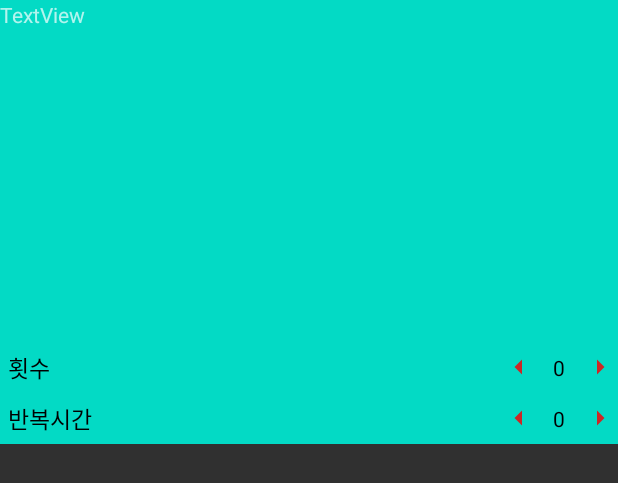
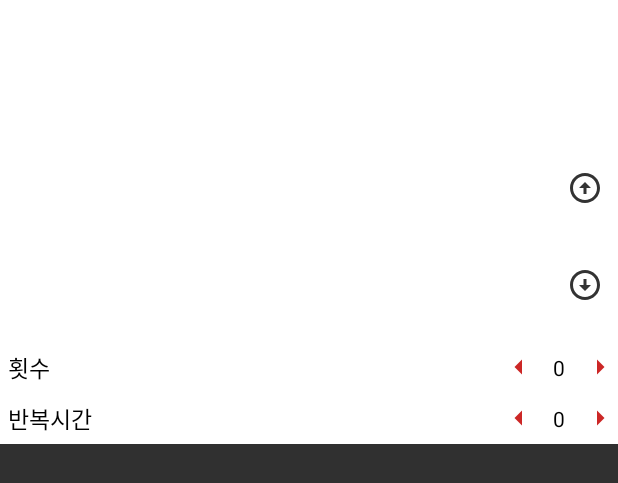
Before and after one commit to kamuel84/health_exercise, an Android app: the layout holder_select_exerciselist.xml on its own in the app's theme, with its tools: preview values and no code run, on a phone screen of 412 x 824 dp. Shown: the top 483 px of the screen. Run offline under Robolectric (Android 15) with nearby library versions, the phone set to English and light mode, and no system bars.

Commit message:
운동 상세 설정 화면 순서 변경 기능 추가

```diff
--- a/app/src/main/java/com/exercise/health_exercise/SplashActivity.kt
+++ b/app/src/main/java/com/exercise/health_exercise/SplashActivity.kt
@@ -66,6 +66,10 @@ class SplashActivity : AppCompatActivity() {
             var exerciseList:ArrayList<ExercisesData> = ArrayList<ExercisesData>()
             exerciseList.add(ExercisesData(0L, "운동 1", 3, 30000, "운동설명!!!!", "i_11", false))
             exerciseList.add(ExercisesData(0L, "운동 2", 5, 60000, "운동설명22222!!!!", "i_12", false))
+            exerciseList.add(ExercisesData(0L, "운동 3", 4, 20000, "운동설명333333!!!!", "i_13", false))
+            exerciseList.add(ExercisesData(0L, "운동 4", 2, 25000, "운동설명444444!!!!", "i_14", false))
+            exerciseList.add(ExercisesData(0L, "운동 5", 6, 40000, "운동설명55555!!!!", "i_15", false))
+            exerciseList.add(ExercisesData(0L, "운동 6", 10, 35000, "운동설명66666!!!!", "i_16", false))
 
             exerciseList.forEachIndexed { index, exercisesData ->
                 AppDataBase.getInstance(this).exercisesDao().insert(exercisesData)
--- /dev/null
+++ b/app/src/main/java/com/exercise/health_exercise/ui/custom_title/CustomTitleViewModel.kt
@@ -0,0 +1,4 @@
+package com.exercise.health_exercise.ui.custom_title
+
+class CustomTitleViewModel {
+}
--- /dev/null
+++ b/app/src/main/res/drawable/ic_arrow_circle_down.xml
@@ -0,0 +1,5 @@
+<vector android:height="24dp" android:tint="#333333"
+    android:viewportHeight="24" android:viewportWidth="24"
+    android:width="24dp" xmlns:android="http://schemas.android.com/apk/res/android">
+    <path android:fillColor="@android:color/white" android:pathData="M12,4c4.41,0 8,3.59 8,8s-3.59,8 -8,8s-8,-3.59 -8,-8S7.59,4 12,4M12,2C6.48,2 2,6.48 2,12c0,5.52 4.48,10 10,10c5.52,0 10,-4.48 10,-10C22,6.48 17.52,2 12,2L12,2zM13,12l0,-4h-2l0,4H8l4,4l4,-4H13z"/>
+</vector>
--- /dev/null
+++ b/app/src/main/res/drawable/ic_arrow_circle_up.xml
@@ -0,0 +1,5 @@
+<vector android:height="24dp" android:tint="#333333"
+    android:viewportHeight="24" android:viewportWidth="24"
+    android:width="24dp" xmlns:android="http://schemas.android.com/apk/res/android">
+    <path android:fillColor="@android:color/white" android:pathData="M12,20c-4.41,0 -8,-3.59 -8,-8s3.59,-8 8,-8s8,3.59 8,8S16.41,20 12,20M12,22c5.52,0 10,-4.48 10,-10c0,-5.52 -4.48,-10 -10,-10C6.48,2 2,6.48 2,12C2,17.52 6.48,22 12,22L12,22zM11,12l0,4h2l0,-4h3l-4,-4l-4,4H11z"/>
+</vector>
--- a/app/src/main/res/layout/holder_select_exerciselist.xml
+++ b/app/src/main/res/layout/holder_select_exerciselist.xml
@@ -4,7 +4,7 @@
     android:id="@+id/clExerciseItem_Root"
     android:layout_width="match_parent"
     android:layout_height="wrap_content"
-    android:background="@color/teal_200">
+    android:background="@color/white">
 
     <TextView
         android:id="@+id/tvSelectItem_ExerciseTitle"
@@ -18,13 +18,33 @@
 
     <ImageView
         android:id="@+id/ivSelectItem_Image"
-        android:layout_width="match_parent"
+        android:layout_width="0dp"
         android:layout_height="150dp"
         android:scaleType="centerCrop"
         app:layout_constraintBottom_toBottomOf="parent"
-        app:layout_constraintEnd_toEndOf="parent"
+        app:layout_constraintEnd_toStartOf="@id/ivSelectItem_SortUp"
         app:layout_constraintStart_toStartOf="parent"
         app:layout_constraintTop_toBottomOf="@id/tvSelectItem_ExerciseTitle" />
+
+    <ImageView
+        android:id="@+id/ivSelectItem_SortUp"
+        android:layout_width="wrap_content"
+        android:layout_height="wrap_content"
+        android:padding="10dp"
+        android:src="@drawable/ic_arrow_circle_up"
+        app:layout_constraintBottom_toTopOf="@id/ivSelectItem_SortDown"
+        app:layout_constraintEnd_toEndOf="parent"
+        app:layout_constraintTop_toTopOf="@id/ivSelectItem_Image" />
+
+    <ImageView
+        android:id="@+id/ivSelectItem_SortDown"
+        android:layout_width="wrap_content"
+        android:layout_height="wrap_content"
+        android:padding="10dp"
+        android:src="@drawable/ic_arrow_circle_down"
+        app:layout_constraintTop_toBottomOf="@id/ivSelectItem_SortUp"
+        app:layout_constraintBottom_toBottomOf="@id/ivSelectItem_Image"
+        app:layout_constraintEnd_toEndOf="parent"/>
 
     <androidx.constraintlayout.widget.ConstraintLayout
         android:id="@+id/clSelectItem_CountArea"
```
Also changed, not shown: app/src/main/java/com/exercise/health_exercise/adapters/SelectExerciseListAdapter.kt (+10 -0 lines), app/src/main/java/com/exercise/health_exercise/adapters/viewHolders/selectExerciseList/HolderSelectExerciseItem.kt (+22 -0 lines), app/src/main/java/com/exercise/health_exercise/ui/custom_exercise/CustomExerciseFragment.kt (+25 -1 lines), app/src/main/java/com/exercise/health_exercise/ui/custom_title/CustomTitleFragment.kt (added, +7 -0 lines), app/src/main/res/raw/i_13.gif (added), app/src/main/res/raw/i_14.gif (added), app/src/main/res/raw/i_15.gif (added), app/src/main/res/raw/i_16.gif (added).
